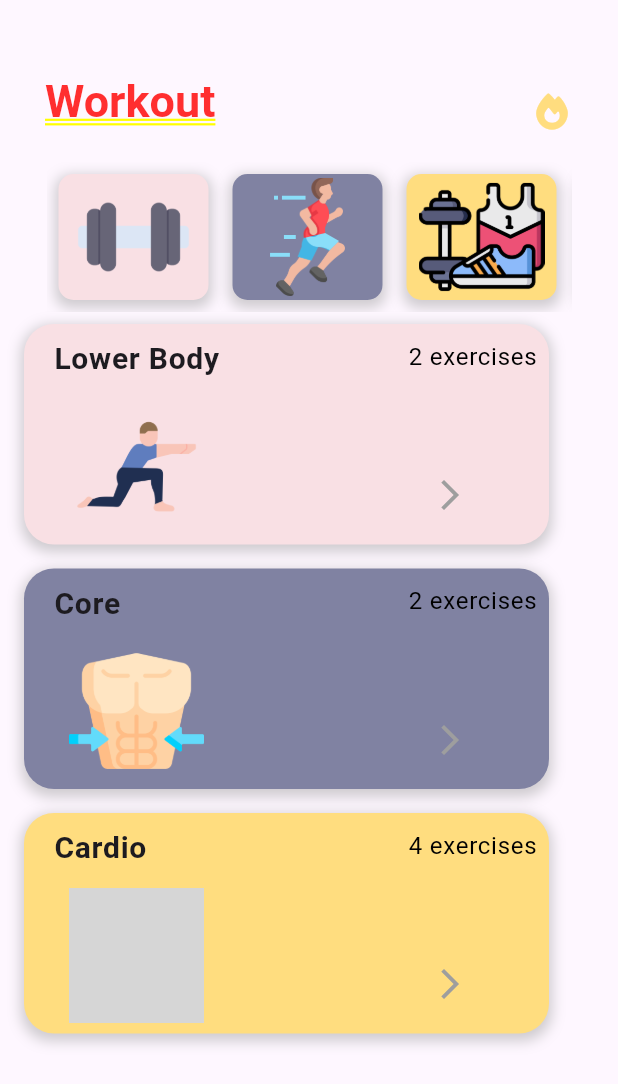
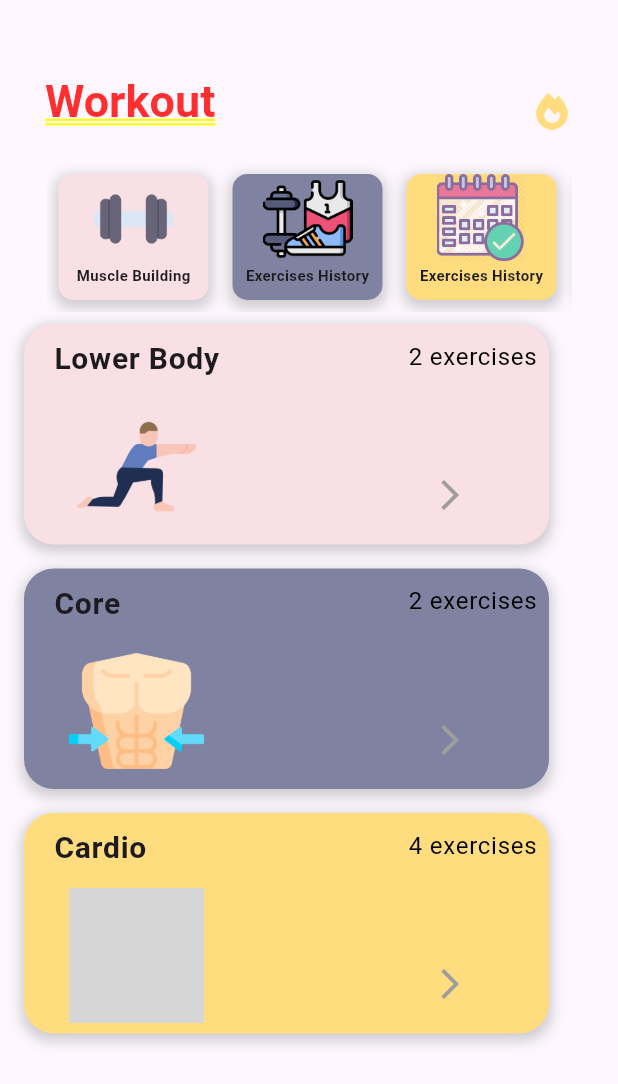
Before and after one commit to RamaTobbo/flutter1, a Flutter app: the Trainingexercises screen opened directly, on a phone screen of 412 x 824 dp. Shown: the top 1084 px of the screen. Run offline on Flutter 3.47's test engine with Material 3 defaults, Android fonts, the phone set to English and light mode, and no system bars; our stand-ins replace audioplayers, chat_bubbles, dots_indicator, flutter_native_splash, flutter_spinkit, flutter_svg and 13 more; missing offline and left inert: dart:ffi, jumping_dot, mobile_scanner; accounts and stored records are empty; grey boxes are pictures that could not be loaded.

Commit message:
Initial commit

```diff
--- a/lib/screens/trainingExercises.dart
+++ b/lib/screens/trainingExercises.dart
@@ -68,14 +68,55 @@ class _TrainingexercisesState extends State<Trainingexercises> {
   _getIcons(int index) {
     switch (index) {
       case 0:
-        return Image.asset('assets/images/dumble.png');
+        return Column(
+          children: [
+            Image.asset(
+              'assets/images/dumble.png',
+              width: 60,
+            ),
+            Text(
+              'Muscle Building',
+              style: GoogleFonts.robotoFlex(
+                  fontSize: 10, fontWeight: FontWeight.bold),
+            )
+          ],
+        );
 
       case 1:
-        return Image.asset('assets/images/training.png');
+        return Column(
+          children: [
+            Image.asset('assets/images/sport.png', width: 60),
+            Text(
+              'Exercises History',
+              style: GoogleFonts.robotoFlex(
+                  fontSize: 10, fontWeight: FontWeight.bold),
+            )
+          ],
+        );
       case 2:
-        return Image.asset('assets/images/sport.png');
+        return Column(
+          children: [
+            Image.asset('assets/images/Calendar.png', width: 60),
+            Text(
+              'Exercises History',
+              style: GoogleFonts.robotoFlex(
+                  fontSize: 10, fontWeight: FontWeight.bold),
+            )
+          ],
+        );
+      // return Image.asset('assets/images/sport.png');
       case 3:
-        return Image.asset('assets/images/walk.png');
+        //return Image.asset('assets/images/walk.png');
+        return Column(
+          children: [
+            Image.asset('assets/images/Graph.png', width: 60),
+            Text(
+              'CalorieBurn Chart',
+              style: GoogleFonts.robotoFlex(
+                  fontSize: 10, fontWeight: FontWeight.bold),
+            )
+          ],
+        );
       default:
         return Image.asset('assets/images/dumble.png');
     }
@@ -188,7 +229,7 @@ class _TrainingexercisesState extends State<Trainingexercises> {
                                       ]),
                                   child: InkWell(
                                     onTap: () {
-                                      _goToexerciseForIndex(index1);
+                                      //_goToexerciseForIndex(index1);
                                     },
                                     child: Center(
                                       child: _getIcons(index1),
--- a/lib/screens/workouts/workout1.dart
+++ b/lib/screens/workouts/workout1.dart
@@ -147,7 +147,9 @@ class _WorkoutLowerBoddyState extends State<WorkoutLowerBoddy> {
       children: [
         Stack(
           children: [
-            Scaffold(
+            PopScope(
+              canPop: false,
+              child: Scaffold(
                 appBar: AppBar(
                   title: Padding(
                     padding: EdgeInsets.only(left: 48),
@@ -297,6 +299,7 @@ class _WorkoutLowerBoddyState extends State<WorkoutLowerBoddy> {
                   ],
                 ),
               ),
+            ),
             Positioned(
               top: 30,
               child: IconButton(
--- a/lib/screens/workouts/workoutCardio.dart
+++ b/lib/screens/workouts/workoutCardio.dart
@@ -243,15 +243,18 @@ class _WorkoutCardioState extends State<WorkoutCardio> {
     String selectedWorkoutName = workoutData.getWorkoutNames()[1];
     return Stack(
       children: [
-        Scaffold(
+        PopScope(
+          canPop: false,
+          child: Scaffold(
             appBar: AppBar(
               title: Padding(
                 padding: const EdgeInsets.only(left: 48.0),
                 child: Text(
                   'Cardio',
                   style: GoogleFonts.roboto(
-                    color:
-                        themeProvide.isDarkMode ? Colors.white : Colors.black),
+                      color: themeProvide.isDarkMode
+                          ? Colors.white
+                          : Colors.black),
                 ),
               ),
             ),
@@ -540,6 +543,7 @@ class _WorkoutCardioState extends State<WorkoutCardio> {
               ],
             ),
           ),
+        ),
         Positioned(
             top: 30,
             child: IconButton(
--- a/lib/screens/workouts/workoutCore.dart
+++ b/lib/screens/workouts/workoutCore.dart
@@ -144,15 +144,18 @@ class _WorkoutCoreState extends State<WorkoutCore> {
     String selectedWorkoutName = workoutData.getWorkoutNames()[1];
     return Stack(
       children: [
-        Scaffold(
+        PopScope(
+          canPop: false,
+          child: Scaffold(
             appBar: AppBar(
               title: Padding(
                 padding: const EdgeInsets.only(left: 48.0),
                 child: Text(
                   'Core',
                   style: GoogleFonts.roboto(
-                    color:
-                        themeProvide.isDarkMode ? Colors.white : Colors.black),
+                      color: themeProvide.isDarkMode
+                          ? Colors.white
+                          : Colors.black),
                 ),
               ),
             ),
@@ -250,7 +253,8 @@ class _WorkoutCoreState extends State<WorkoutCore> {
                           onPressed: () {
                             Navigator.push(
                               context,
-                            MaterialPageRoute(builder: (ctx) => RussianTwist()),
+                              MaterialPageRoute(
+                                  builder: (ctx) => RussianTwist()),
                             );
                           },
                           child: Text(
@@ -299,6 +303,7 @@ class _WorkoutCoreState extends State<WorkoutCore> {
               ],
             ),
           ),
+        ),
         Positioned(
             top: 30,
             child: IconButton(
--- a/pubspec.yaml
+++ b/pubspec.yaml
@@ -76,6 +76,7 @@ dependencies:
   sensors_plus: ^6.1.0
   geolocator: ^13.0.1
   geocoding: ^3.0.0
+  table_calendar: ^3.0.9
 
 
 dev_dependencies:
```
Also changed, not shown: assets/images/Calendar.png (added), assets/images/Graph.png (added), pubspec.lock. Lines whose indentation alone changed are shown as unchanged.
